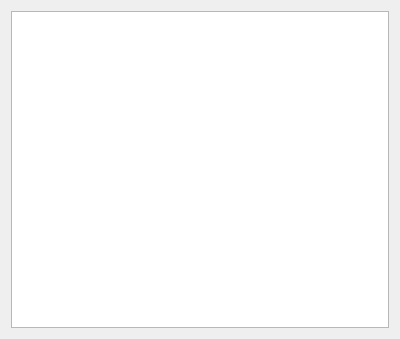
First picture: the form in Plugins/MainMenuViewPlugin/mainform.ui, repository kee-reel/PLAG, before the edit.
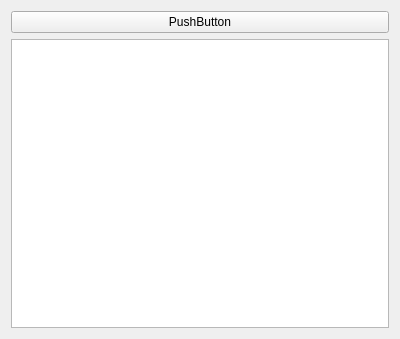
Second picture: the form after the edit.

The edit to the form file:
```diff
--- a/Plugins/MainMenuViewPlugin/mainform.ui
+++ b/Plugins/MainMenuViewPlugin/mainform.ui
@@ -14,6 +14,13 @@
    <string>Form</string>
   </property>
   <layout class="QVBoxLayout" name="verticalLayout">
+   <item>
+    <widget class="QPushButton" name="pushButton">
+     <property name="text">
+      <string>PushButton</string>
+     </property>
+    </widget>
+   </item>
    <item>
     <widget class="QGraphicsView" name="graphicsView">
      <property name="sizePolicy">
```
